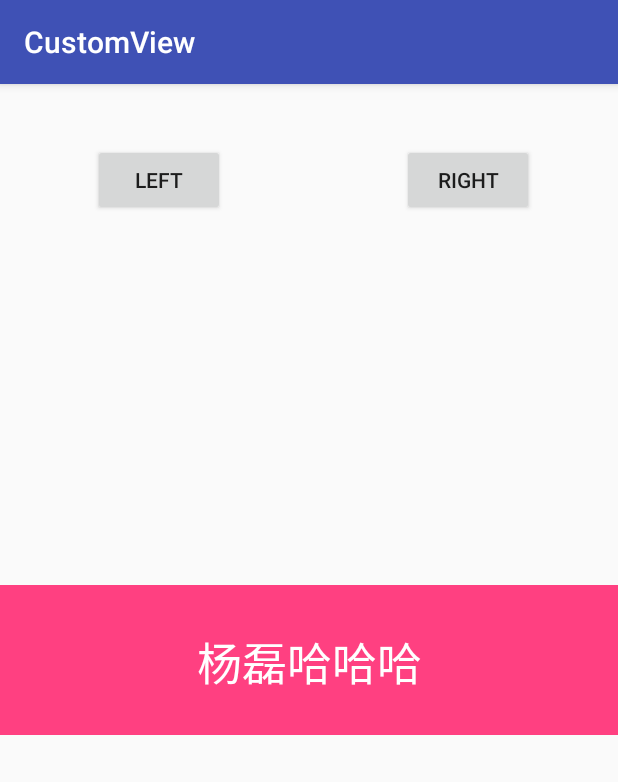
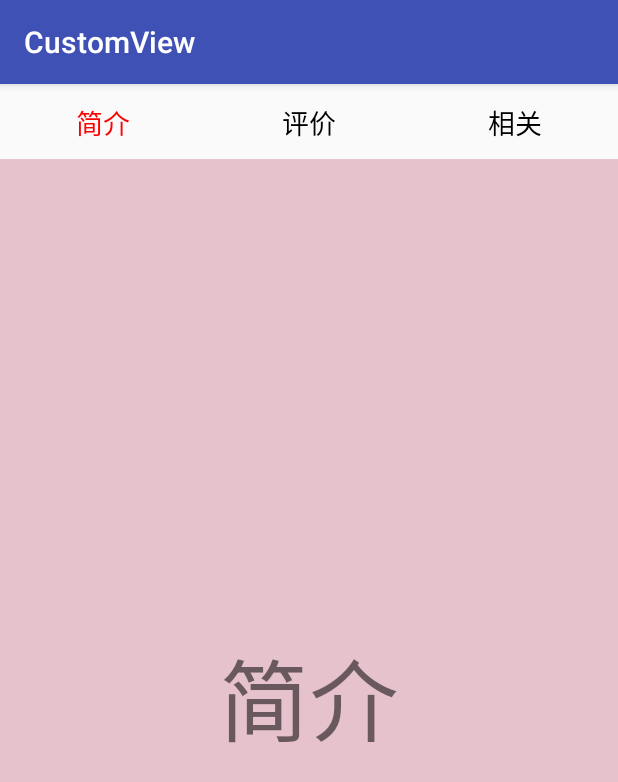
Before and after one commit to YeungRay/CustomView, an Android app: the screen it shows after launch (Main2Activity), on a phone screen of 412 x 824 dp. Shown: the top 782 px of the screen. Run offline under Robolectric (Android 15) with nearby library versions, the phone set to English and light mode, and no system bars.

Commit message:
ColorTrackView work with viewpager

```diff
--- a/app/src/main/java/com/baishan/customview/ColorTrackView.java
+++ b/app/src/main/java/com/baishan/customview/ColorTrackView.java
@@ -17,8 +17,8 @@ public class ColorTrackView extends View {
 
     private Paint mPaint;
 
-    private static final int DIRECTION_LEFT = 0;
-    private static final int DIRECTION_RIGHT = 1;
+    public static final int DIRECTION_LEFT = 0;
+    public static final int DIRECTION_RIGHT = 1;
 
     private String mText = "杨磊";
     private int mTextSize = sp2px(30);
@@ -41,7 +41,7 @@ public class ColorTrackView extends View {
         super(context, attrs);
         TypedArray ta = context.obtainStyledAttributes(attrs, R.styleable.ColorTrackView);
         mText = ta.getString(R.styleable.ColorTrackView_text);
-        mTextSize = ta.getInt(R.styleable.ColorTrackView_text_size, mTextSize);
+        mTextSize = ta.getDimensionPixelSize(R.styleable.ColorTrackView_text_size, mTextSize);
         mTextOriginColor = ta.getColor(R.styleable.ColorTrackView_text_origin_color, mTextOriginColor);
         mTextChangeColor = ta.getColor(R.styleable.ColorTrackView_text_change_color, mTextChangeColor);
         mProgress = ta.getFloat(R.styleable.ColorTrackView_progress, 0);
@@ -106,7 +106,8 @@ public class ColorTrackView extends View {
             drawChangeLeft(canvas);
             drawOriginLeft(canvas);
         } else if (mDirection == DIRECTION_RIGHT) {
-
+            drawChangeRight(canvas);
+            drawOriginRight(canvas);
         }
     }
 
@@ -116,6 +117,14 @@ public class ColorTrackView extends View {
 
     private void drawChangeLeft(Canvas canvas) {
         drawText(canvas, mTextChangeColor, mTextStartX, (int) (mTextStartX + mProgress * mTextWidth));
+    }
+
+    private void drawOriginRight(Canvas canvas) {
+        drawText(canvas, mTextOriginColor, mTextStartX, (int) (mTextStartX + (1 - mProgress) * mTextWidth));
+    }
+
+    private void drawChangeRight(Canvas canvas) {
+        drawText(canvas, mTextChangeColor, (int) (mTextStartX + (1 - mProgress) * mTextWidth), mTextStartX + mTextWidth);
     }
 
     private void drawText(Canvas canvas, int color, int startX, int endX) {
@@ -134,4 +143,8 @@ public class ColorTrackView extends View {
         this.mProgress = progress;
         invalidate();
     }
+
+    public void setDirection(int direction) {
+        this.mDirection = direction;
+    }
 }
--- a/app/src/main/java/com/baishan/customview/Main2Activity.java
+++ b/app/src/main/java/com/baishan/customview/Main2Activity.java
@@ -1,28 +1,95 @@
 package com.baishan.customview;
 
-import android.animation.ObjectAnimator;
 import android.os.Bundle;
+import android.support.v4.app.Fragment;
+import android.support.v4.app.FragmentPagerAdapter;
+import android.support.v4.view.ViewPager;
 import android.support.v7.app.AppCompatActivity;
-import android.view.View;
+import android.util.Log;
+
+import java.util.ArrayList;
+import java.util.List;
 
 public class Main2Activity extends AppCompatActivity {
 
-    private ColorTrackView colorTrackView;
+
+    private String[] mTitles = new String[]{"简介", "评价", "相关"};
+    private ViewPager mViewPager;
+    private FragmentPagerAdapter mAdapter;
+    private TabFragment[] mFragments = new TabFragment[mTitles.length];
+    private List<ColorTrackView> mTabs = new ArrayList<ColorTrackView>();
 
     @Override
     protected void onCreate(Bundle savedInstanceState) {
         super.onCreate(savedInstanceState);
         setContentView(R.layout.activity_main3);
-        colorTrackView = (ColorTrackView) findViewById(R.id.colorTrackView);
+
+        initViews();
+        initDatas();
+        initEvents();
 
     }
 
+    private void initEvents() {
+        mViewPager.addOnPageChangeListener(new ViewPager.OnPageChangeListener() {
+            @Override
+            public void onPageSelected(int position) {
+            }
 
-    public void startLeft(View view){
-        ObjectAnimator.ofFloat(colorTrackView,"progress",0,1).setDuration(2000).start();
+            @Override
+            public void onPageScrolled(int position, float positionOffset,
+                                       int positionOffsetPixels) {
+
+                if (positionOffset > 0) {
+                    ColorTrackView left = mTabs.get(position);
+                    ColorTrackView right = mTabs.get(position + 1);
+
+                    left.setDirection(1);
+                    right.setDirection(0);
+                    Log.e("TAG", positionOffset + "");
+                    left.setProgress(1 - positionOffset);
+                    right.setProgress(positionOffset);
+                }
+            }
+
+            @Override
+            public void onPageScrollStateChanged(int state) {
+
+            }
+        });
+
     }
 
-    public void startRight(View view){
+    private void initDatas() {
 
+        for (int i = 0; i < mTitles.length; i++) {
+            mFragments[i] = (TabFragment) TabFragment.newInstance(mTitles[i]);
+        }
+
+        mAdapter = new FragmentPagerAdapter(getSupportFragmentManager()) {
+            @Override
+            public int getCount() {
+                return mTitles.length;
+            }
+
+            @Override
+            public Fragment getItem(int position) {
+                return mFragments[position];
+            }
+
+        };
+
+        mViewPager.setAdapter(mAdapter);
+        mViewPager.setCurrentItem(0);
     }
+
+    private void initViews() {
+        mViewPager = (ViewPager) findViewById(R.id.id_viewpager);
+
+        mTabs.add((ColorTrackView) findViewById(R.id.id_tab_01));
+        mTabs.add((ColorTrackView) findViewById(R.id.id_tab_02));
+        mTabs.add((ColorTrackView) findViewById(R.id.id_tab_03));
+    }
+
+
 }
--- /dev/null
+++ b/app/src/main/java/com/baishan/customview/TabFragment.java
@@ -0,0 +1,55 @@
+package com.baishan.customview;
+
+import android.graphics.Color;
+import android.os.Bundle;
+import android.support.v4.app.Fragment;
+import android.view.Gravity;
+import android.view.LayoutInflater;
+import android.view.View;
+import android.view.ViewGroup;
+import android.widget.TextView;
+
+import java.util.Random;
+
+/**
+ * Created by RayYeung on 2017/2/23.
+ */
+
+public class TabFragment extends Fragment {
+    public static final String TITLE = "title";
+    private String mTitle = "Defaut Value";
+
+    @Override
+    public void onCreate(Bundle savedInstanceState)
+    {
+        super.onCreate(savedInstanceState);
+        if (getArguments() != null)
+        {
+            mTitle = getArguments().getString(TITLE);
+        }
+    }
+
+    @Override
+    public View onCreateView(LayoutInflater inflater, ViewGroup container,
+                             Bundle savedInstanceState)
+    {
+        TextView tv = new TextView(getActivity());
+        tv.setTextSize(60);
+        Random r = new Random();
+        tv.setBackgroundColor(Color.argb(r.nextInt(120), r.nextInt(255),
+                r.nextInt(255), r.nextInt(255)));
+        tv.setText(mTitle);
+        tv.setGravity(Gravity.CENTER);
+        return tv;
+
+    }
+
+    public static TabFragment newInstance(String title)
+    {
+        TabFragment tabFragment = new TabFragment();
+        Bundle bundle = new Bundle();
+        bundle.putString(TITLE, title);
+        tabFragment.setArguments(bundle);
+        return tabFragment;
+    }
+}
--- a/app/src/main/res/layout/activity_main3.xml
+++ b/app/src/main/res/layout/activity_main3.xml
@@ -1,48 +1,54 @@
-<?xml version="1.0" encoding="utf-8"?>
-<RelativeLayout xmlns:android="http://schemas.android.com/apk/res/android"
+<LinearLayout xmlns:android="http://schemas.android.com/apk/res/android"
+    xmlns:zhy="http://schemas.android.com/apk/res-auto"
     xmlns:tools="http://schemas.android.com/tools"
-    xmlns:yl = "http://schemas.android.com/apk/res-auto"
-    android:id="@+id/activity_main2"
     android:layout_width="match_parent"
     android:layout_height="match_parent"
-    tools:context="com.baishan.customview.Main2Activity">
+    android:orientation="vertical" >
 
-    <com.baishan.customview.ColorTrackView
-        android:id="@+id/colorTrackView"
-        android:layout_centerInParent="true"
-        android:background="@color/colorAccent"
-        yl:direction="left"
-        yl:text="杨磊哈哈哈"
-        yl:text_origin_color="#ffff"
-        yl:text_change_color="#f000"
+    <LinearLayout
         android:layout_width="match_parent"
-        android:layout_height="100dp" />
+        android:layout_height="50dp"
+        android:orientation="horizontal" >
 
-    <Button
-        android:text="left"
-        android:layout_width="wrap_content"
-        android:layout_height="wrap_content"
-        android:layout_alignParentTop="true"
-        android:layout_alignParentLeft="true"
-        android:layout_alignParentStart="true"
-        android:layout_marginLeft="62dp"
-        android:layout_marginStart="62dp"
-        android:layout_marginTop="40dp"
-        android:id="@+id/button"
-        android:onClick="startLeft" />
+        <com.baishan.customview.ColorTrackView
+            android:id="@+id/id_tab_01"
+            android:layout_width="0dp"
+            android:layout_height="match_parent"
+            android:layout_weight="1"
+            zhy:progress="1"
+            zhy:text="简介"
+            zhy:text_change_color="#ffff0000"
+            zhy:text_origin_color="#ff000000"
+            zhy:text_size="18sp" />
 
-    <Button
-        android:text="right"
-        android:layout_width="wrap_content"
-        android:layout_height="wrap_content"
-        android:layout_alignTop="@+id/button"
-        android:layout_alignParentRight="true"
-        android:layout_alignParentEnd="true"
-        android:layout_marginRight="56dp"
-        android:layout_marginEnd="56dp"
-        android:id="@+id/button2"
-        android:onClick="startRight" />
+        <com.baishan.customview.ColorTrackView
+            android:id="@+id/id_tab_02"
+            android:layout_width="0dp"
+            android:layout_height="match_parent"
+            android:layout_weight="1"
+            zhy:text="评价"
+            zhy:text_change_color="#ffff0000"
+            zhy:text_origin_color="#ff000000"
+            zhy:text_size="18sp" />
+
+        <com.baishan.customview.ColorTrackView
+            android:id="@+id/id_tab_03"
+            android:layout_width="0dp"
+            android:layout_height="match_parent"
+            android:layout_weight="1"
+            zhy:text="相关"
+            zhy:text_change_color="#ffff0000"
+            zhy:text_origin_color="#ff000000"
+            zhy:text_size="18sp" />
 
 
+    </LinearLayout>
 
-</RelativeLayout>
+    <android.support.v4.view.ViewPager
+        android:id="@+id/id_viewpager"
+        android:layout_width="match_parent"
+        android:layout_height="0dp"
+        android:layout_weight="1" >
+    </android.support.v4.view.ViewPager>
+
+</LinearLayout>
--- a/app/src/main/res/values/colors.xml
+++ b/app/src/main/res/values/colors.xml
@@ -2,5 +2,5 @@
 <resources>
     <color name="colorPrimary">#3F51B5</color>
     <color name="colorPrimaryDark">#303F9F</color>
-    <color name="colorAccent">#FF4081</color>
+    <color name="colorAccent">#FF0000</color>
 </resources>
```
